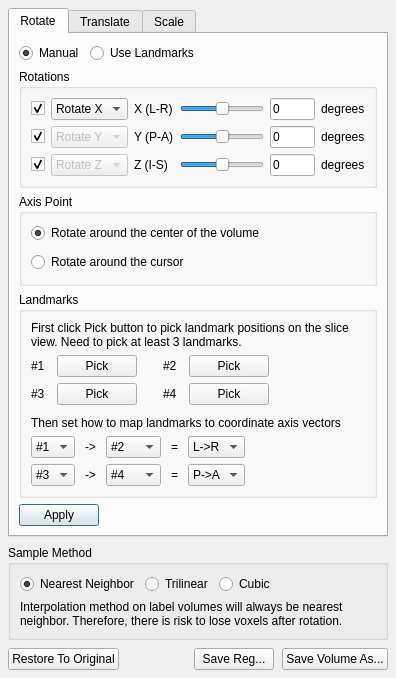
Above: freeview/DialogTransformVolume.ui from freesurfer/freesurfer before the change. Below: the same form after it.
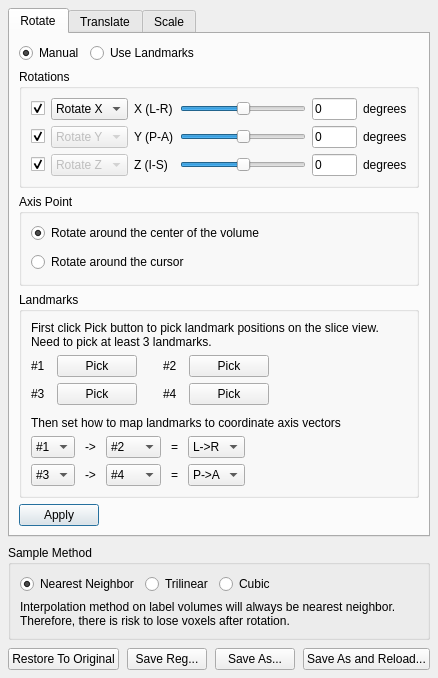
That is the form after the change. The open tabs and pages were chosen to show the change. Custom widgets are drawn as their Qt base class.

```diff
--- a/freeview/DialogTransformVolume.ui
+++ b/freeview/DialogTransformVolume.ui
@@ -1285,7 +1285,7 @@
      <item>
       <widget class="QPushButton" name="pushButtonSaveVolumeAs">
        <property name="text">
-        <string>Save Volume As...</string>
+        <string>Save As...</string>
        </property>
        <property name="autoDefault">
         <bool>false</bool>
@@ -1295,6 +1295,13 @@
        </property>
       </widget>
      </item>
+     <item>
+      <widget class="QPushButton" name="pushButtonSaveAndReload">
+       <property name="text">
+        <string>Save As and Reload...</string>
+       </property>
+      </widget>
+     </item>
     </layout>
    </item>
   </layout>
```
Left out of the diff: 2 changed lines with no effect on the pictures.
